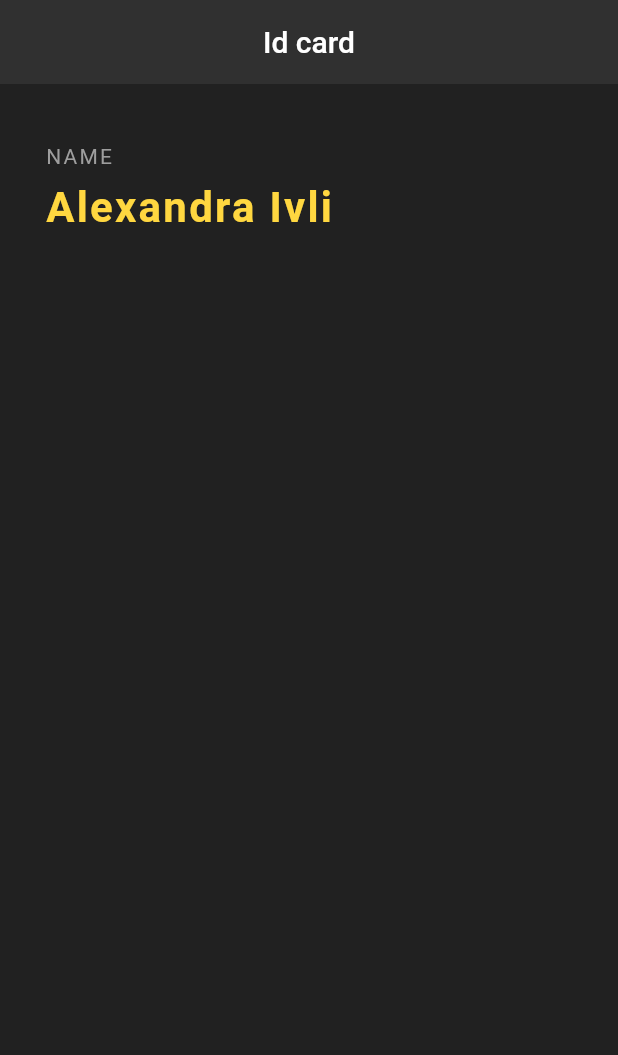
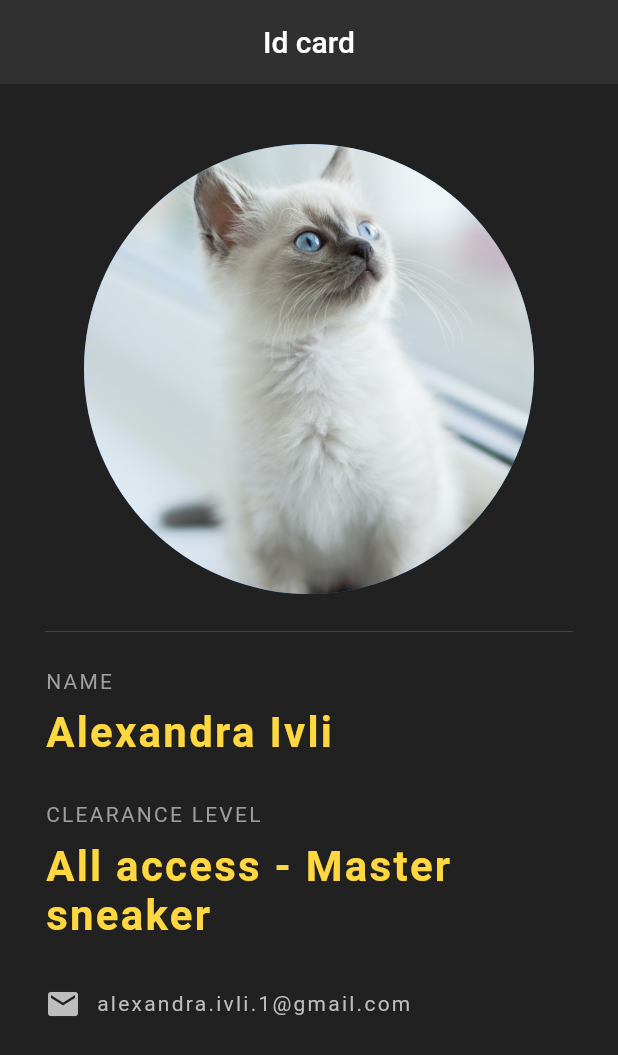
Before and after one commit to mihaitaivli/beginningFlutter, a Flutter app: the screen it shows after launch, on a phone screen of 412 x 824 dp. Shown: the top 1055 px of the screen. Run offline on Flutter 3.47's test engine with Material 2 defaults, Android fonts, the phone set to English and light mode, and no system bars.

Commit message:
add avatar

```diff
--- a/lib/main.dart
+++ b/lib/main.dart
@@ -21,6 +21,16 @@ class Home extends StatelessWidget {
         child: Column(
           crossAxisAlignment: CrossAxisAlignment.start,
           children: [
+            Center(
+              child: CircleAvatar(
+                backgroundImage: AssetImage('assets/kitten.jpeg'),
+                radius: 150.0,
+              ),
+            ),
+            Divider(
+              height: 50.0,
+              color: Colors.grey[800],
+            ),
             Text(
               'NAME',
               style: TextStyle(
@@ -40,6 +50,44 @@ class Home extends StatelessWidget {
                 fontWeight: FontWeight.bold,
               ),
             ),
+            SizedBox(height: 30.0),
+            Text(
+              'CLEARANCE LEVEL ',
+              style: TextStyle(
+                // fontSize: 30.0,
+                color: Colors.grey,
+                letterSpacing: 1.5,
+              ),
+            ),
+            SizedBox(height: 10.0),
+            Text(
+              'All access - Master sneaker',
+              style: TextStyle(
+                // fontSize: 30.0,
+                color: Colors.amberAccent[200],
+                letterSpacing: 1.5,
+                fontSize: 28,
+                fontWeight: FontWeight.bold,
+              ),
+            ),
+            SizedBox(height: 30.0),
+            Row(
+              children: [
+                Icon(
+                  Icons.email,
+                  color: Colors.grey[400],
+                ),
+                SizedBox(width: 10.0),
+                Text(
+                  'alexandra.ivli.1@gmail.com',
+                  style: TextStyle(
+                    color: Colors.grey[400],
+                    letterSpacing: 1.5,
+
+                  ),
+                )
+              ],
+            ),
           ],
         ),
       ),
```
Also changed, not shown: pubspec.yaml (+0 -10 lines), assets/kitten.jpeg (added), fonts/Monoton-Regular.ttf (deleted).
